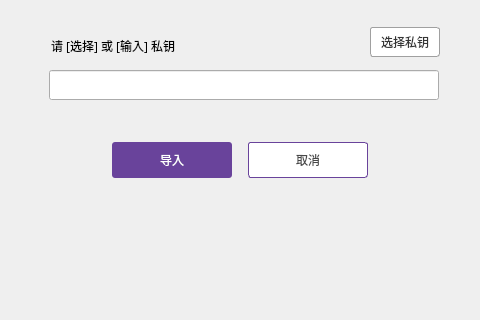
Qt form importdialog.ui (realm520/gdwcoin) before a commit; both pictures show x 237 to 717 and y 178 to 498 of the 960 by 580 pixel window.
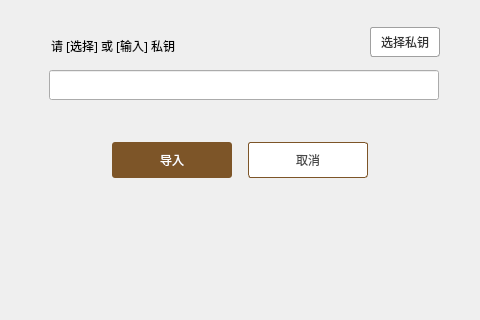
The same form after that commit.

Patch:
```diff
--- a/importdialog.ui
+++ b/importdialog.ui
@@ -49,8 +49,8 @@
       <cursorShape>PointingHandCursor</cursorShape>
      </property>
      <property name="styleSheet">
-      <string notr="true">QToolButton{background-color:#ffffff;color:#484848;border:1px solid rgb(105,67,155);border-radius:3px;}
-QToolButton:hover{color:rgb(105,67,155);}</string>
+      <string notr="true">QToolButton{background-color:#ffffff;color:#484848;border:1px solid rgb(125,85,40);border-radius:3px;}
+QToolButton:hover{color:rgb(125,85,40);}</string>
      </property>
      <property name="text">
       <string>取消</string>
@@ -102,7 +102,7 @@
       <cursorShape>PointingHandCursor</cursorShape>
      </property>
      <property name="styleSheet">
-      <string notr="true">QToolButton{background-color:rgb(105,67,155);color:#ffffff;border:none;border-radius:3px;}
+      <string notr="true">QToolButton{background-color:rgb(125,85,40);color:#ffffff;border:none;border-radius:3px;}
 QToolButton:hover{background-color:rgb(125,87,180);}
 QToolButton:disabled{background-color:#cecece;}</string>
      </property>
```
